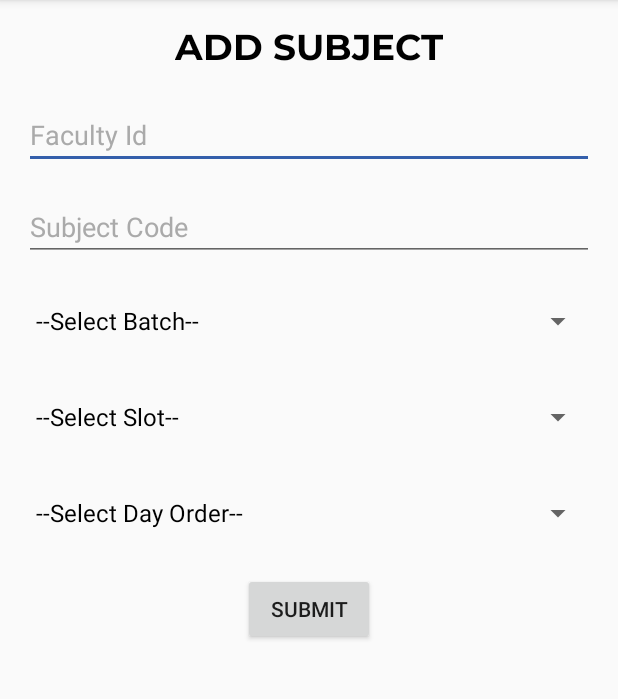
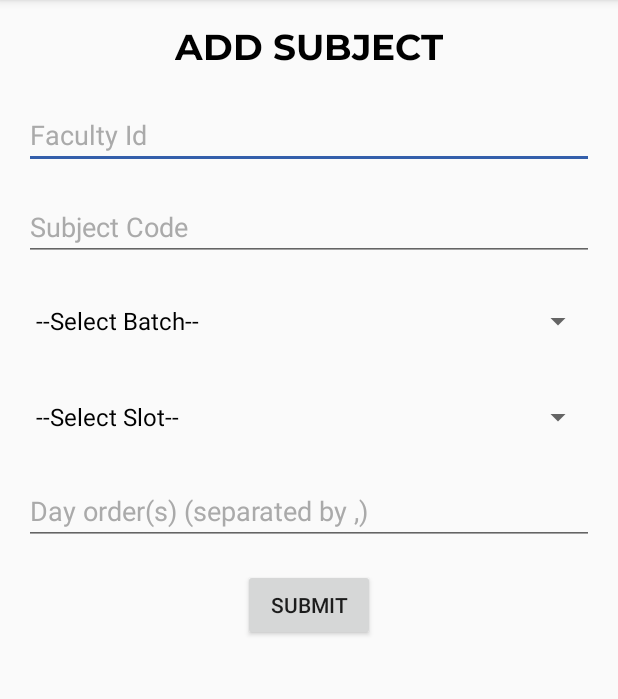
Before and after one commit to frankhart2017/NO-PROXY-ANDROID, an Android app: the screen it shows after launch (AddSubjectActivity), on a phone screen of 412 x 824 dp, the part 75-774 px from its top. Run offline under Robolectric (Android 15) with nearby library versions, the phone set to English and light mode, and no system bars; our stand-ins replace Volley.

Commit message:
Add subject faculty backend complete

```diff
--- a/app/src/main/java/com/example/siddhartha/noproxy/SubjectListActivity.kt
+++ b/app/src/main/java/com/example/siddhartha/noproxy/SubjectListActivity.kt
@@ -30,8 +30,8 @@ class SubjectListActivity : AppCompatActivity() {
     }
 
     private fun ParseJSONSubjects() {
-        val id = "RA1611003010876"
-        val type = "2"
+        val id = intent.getStringExtra("id")
+        val type = intent.getStringExtra("type")
 
         val url1 = "http://interconnect-com.stackstaging.com/json/?allSub=" + type
         var url2 = "&reg=" + id
--- a/app/src/main/res/layout/activity_add_subject.xml
+++ b/app/src/main/res/layout/activity_add_subject.xml
@@ -104,13 +104,17 @@
         app:layout_constraintStart_toStartOf="parent"
         app:layout_constraintTop_toBottomOf="@+id/batchSpinner" />
 
-    <Spinner
-        android:id="@+id/dayOrderSpinner"
+    <EditText
+        android:id="@+id/dOrder"
         android:layout_width="0dp"
         android:layout_height="wrap_content"
         android:layout_marginEnd="16dp"
         android:layout_marginStart="16dp"
         android:layout_marginTop="16dp"
+        android:ems="10"
+        android:hint="Day order(s) (separated by ,)"
+        android:textColorHint="@android:color/darker_gray"
+        android:inputType="textPersonName"
         app:layout_constraintEnd_toEndOf="parent"
         app:layout_constraintStart_toStartOf="parent"
         app:layout_constraintTop_toBottomOf="@+id/slotSpinner" />
@@ -126,7 +130,7 @@
         android:onClick="addFacultySubject"
         app:layout_constraintEnd_toEndOf="parent"
         app:layout_constraintStart_toStartOf="parent"
-        app:layout_constraintTop_toBottomOf="@+id/dayOrderSpinner" />
+        app:layout_constraintTop_toBottomOf="@+id/dOrder" />
 
 
 </android.support.constraint.ConstraintLayout>
```
Also changed, not shown: app/src/main/java/com/example/siddhartha/noproxy/AddSubjectActivity.kt (+43 -8 lines).
